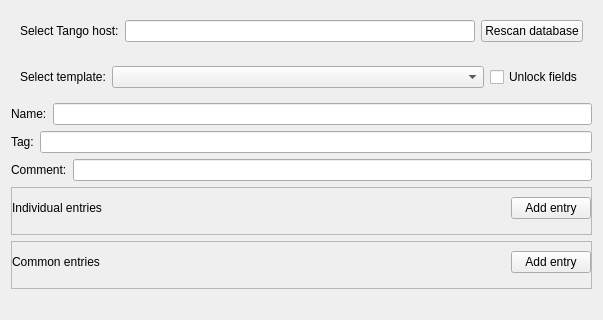
Qt form uis/new_device.ui (yamedvedya/online_editor) before a commit; both pictures show x 0 to 603 and y 0 to 320 of the 603 by 583 pixel window.
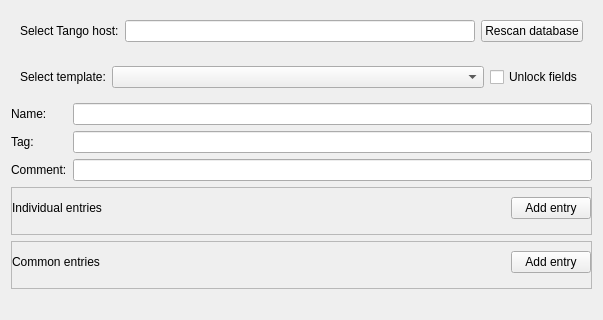
The same form after that commit.

What changed in the file:
```diff
--- a/uis/new_device.ui
+++ b/uis/new_device.ui
@@ -16,7 +16,7 @@
   <property name="locale">
    <locale language="English" country="UnitedStates"/>
   </property>
-  <layout class="QVBoxLayout" name="verticalLayout" stretch="0,0,0,0,0,0,0,0,0,0">
+  <layout class="QVBoxLayout" name="verticalLayout" stretch="0,0,0,0,0,0,0,0">
    <item>
     <widget class="QFrame" name="fr_tango_host">
      <layout class="QHBoxLayout" name="horizontalLayout_6">
@@ -71,36 +71,28 @@
     </widget>
    </item>
    <item>
-    <layout class="QHBoxLayout" name="horizontalLayout_2">
-     <item>
+    <layout class="QGridLayout" name="gridLayout">
+     <item row="0" column="1">
+      <widget class="QLineEdit" name="le_name"/>
+     </item>
+     <item row="0" column="0">
       <widget class="QLabel" name="label_2">
        <property name="text">
         <string>Name:</string>
        </property>
       </widget>
      </item>
-     <item>
-      <widget class="QLineEdit" name="le_name"/>
+     <item row="1" column="1">
+      <widget class="QLineEdit" name="le_tag"/>
      </item>
-    </layout>
-   </item>
-   <item>
-    <layout class="QHBoxLayout" name="horizontalLayout_7">
-     <item>
+     <item row="1" column="0">
       <widget class="QLabel" name="label_7">
        <property name="text">
         <string>Tag:</string>
        </property>
       </widget>
      </item>
-     <item>
-      <widget class="QLineEdit" name="le_tag"/>
-     </item>
-    </layout>
-   </item>
-   <item>
-    <layout class="QHBoxLayout" name="horizontalLayout_4">
-     <item>
+     <item row="2" column="0">
       <widget class="QLabel" name="label_4">
        <property name="text">
         <string>Comment:</string>
```
Left out of the diff: 2 changed lines with no effect on the pictures.
